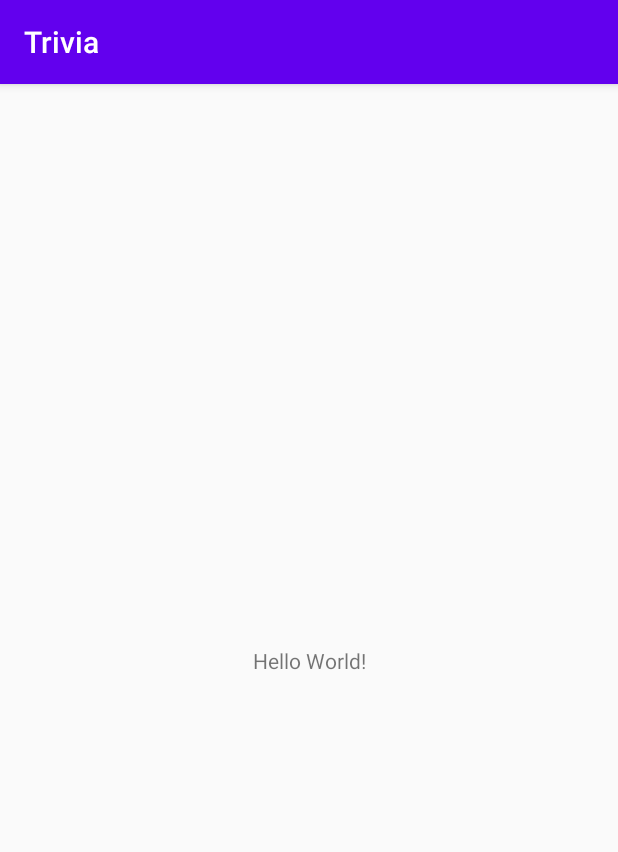
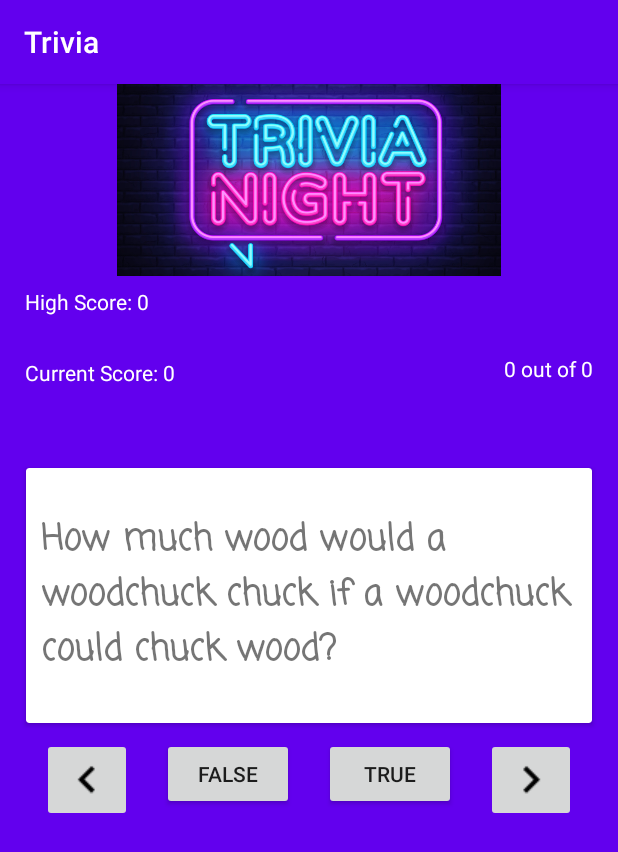
Before and after one commit to RemiJonathan/Trivia, an Android app: the screen it shows after launch (MainActivity), on a phone screen of 412 x 824 dp. Shown: the top 852 px of the screen. Run offline under Robolectric (Android 15) with nearby library versions, the phone set to English and light mode, and no system bars; our stand-ins replace Volley; network calls fail.

Commit message:
Completed UI

```diff
--- a/app/build.gradle
+++ b/app/build.gradle
@@ -27,4 +27,5 @@ dependencies {
     androidTestImplementation 'androidx.test.ext:junit:1.1.1'
     androidTestImplementation 'androidx.test.espresso:espresso-core:3.2.0'
     implementation 'com.android.volley:volley:1.1.1'
+    implementation 'androidx.cardview:cardview:1.0.0'
 }
--- a/app/src/main/res/layout/activity_main.xml
+++ b/app/src/main/res/layout/activity_main.xml
@@ -4,15 +4,136 @@
     xmlns:tools="http://schemas.android.com/tools"
     android:layout_width="match_parent"
     android:layout_height="match_parent"
+    android:background="@color/colorPrimary"
     tools:context=".MainActivity">
 
-    <TextView
+    <androidx.constraintlayout.widget.Guideline
+        android:id="@+id/top_guideline"
         android:layout_width="wrap_content"
         android:layout_height="wrap_content"
-        android:text="Hello World!"
+        android:orientation="horizontal"
+        app:layout_constraintGuide_percent="0.1" />
+
+    <androidx.constraintlayout.widget.Guideline
+        android:id="@+id/left_guideline"
+        android:layout_width="wrap_content"
+        android:layout_height="wrap_content"
+        android:orientation="vertical"
+        app:layout_constraintGuide_percent="0.04" />
+
+    <androidx.constraintlayout.widget.Guideline
+        android:id="@+id/right_guideline"
+        android:layout_width="wrap_content"
+        android:layout_height="wrap_content"
+        android:orientation="vertical"
+        app:layout_constraintGuide_percent="0.96" />
+
+    <ImageView
+        android:id="@+id/app_logo_view"
+        android:layout_width="match_parent"
+        android:layout_height="128dp"
+        android:contentDescription="@string/trivia_logo"
+        android:scaleType="fitCenter"
+        app:layout_constraintEnd_toEndOf="parent"
+        app:layout_constraintHorizontal_bias="0.0"
+        app:layout_constraintStart_toStartOf="parent"
+        app:layout_constraintTop_toTopOf="parent"
+        app:srcCompat="@drawable/trivia" />
+
+    <TextView
+        android:id="@+id/high_score"
+        android:layout_width="wrap_content"
+        android:layout_height="wrap_content"
+        android:layout_marginTop="7dp"
+        android:text="@string/high_score"
+        android:textColor="@android:color/white"
+        app:layout_constraintStart_toStartOf="@+id/left_guideline"
+        app:layout_constraintTop_toBottomOf="@+id/app_logo_view" />
+
+
+    <TextView
+        android:id="@+id/current_score"
+        android:layout_width="wrap_content"
+        android:layout_height="wrap_content"
+        android:layout_marginTop="28dp"
+        android:text="@string/current_score"
+        android:textColor="@android:color/white"
+        app:layout_constraintStart_toStartOf="@+id/left_guideline"
+        app:layout_constraintTop_toBottomOf="@+id/high_score" />
+
+    <TextView
+        android:id="@+id/completed_index"
+        android:layout_width="wrap_content"
+        android:layout_height="wrap_content"
+        android:layout_marginTop="52dp"
+        android:text="@string/x_out_of_y"
+        android:textColor="@android:color/white"
+        app:layout_constraintEnd_toStartOf="@+id/right_guideline"
+        app:layout_constraintHorizontal_bias="1.0"
+        app:layout_constraintStart_toEndOf="@+id/current_score"
+        app:layout_constraintTop_toBottomOf="@+id/app_logo_view" />
+
+    <androidx.cardview.widget.CardView
+        android:id="@+id/question_card"
+        android:layout_width="377dp"
+        android:layout_height="170dp"
+        android:layout_marginTop="128dp"
+        app:layout_constraintEnd_toStartOf="@+id/right_guideline"
+        app:layout_constraintStart_toStartOf="@+id/left_guideline"
+        app:layout_constraintTop_toBottomOf="@+id/app_logo_view">
+
+        <TextView
+            android:id="@+id/question_text"
+            android:layout_width="match_parent"
+            android:layout_height="match_parent"
+            android:fontFamily="casual"
+            android:gravity="center_vertical"
+            android:paddingLeft="10dp"
+            android:paddingRight="10dp"
+            android:text="@string/question_placeholder"
+            android:textSize="24sp"
+            android:textStyle="bold" />
+    </androidx.cardview.widget.CardView>
+
+    <LinearLayout
+        android:layout_width="match_parent"
+        android:layout_height="0dp"
+        android:gravity="center_horizontal"
+        android:orientation="horizontal"
         app:layout_constraintBottom_toBottomOf="parent"
-        app:layout_constraintLeft_toLeftOf="parent"
-        app:layout_constraintRight_toRightOf="parent"
-        app:layout_constraintTop_toTopOf="parent" />
+        app:layout_constraintEnd_toEndOf="parent"
+        app:layout_constraintHorizontal_bias="0.0"
+        app:layout_constraintStart_toStartOf="parent"
+        app:layout_constraintTop_toBottomOf="@+id/question_card"
+        app:layout_constraintVertical_bias="0.0">
+
+        <androidx.appcompat.widget.AppCompatImageButton
+            android:id="@+id/back_button"
+            android:layout_width="wrap_content"
+            android:layout_height="wrap_content"
+            android:layout_margin="10dp"
+            android:src="@drawable/baseline_keyboard_arrow_left_black_18dp" />
+
+        <androidx.appcompat.widget.AppCompatButton
+            android:id="@+id/false_button"
+            android:layout_width="wrap_content"
+            android:layout_height="wrap_content"
+            android:layout_margin="10dp"
+            android:text="@string/false_value" />
+
+        <androidx.appcompat.widget.AppCompatButton
+            android:id="@+id/true_button"
+            android:layout_width="wrap_content"
+            android:layout_height="wrap_content"
+            android:layout_margin="10dp"
+            android:text="@string/true_value" />
+
+        <androidx.appcompat.widget.AppCompatImageButton
+            android:id="@+id/next_button"
+            android:layout_width="wrap_content"
+            android:layout_height="wrap_content"
+            android:layout_margin="10dp"
+            android:src="@drawable/baseline_keyboard_arrow_right_black_18dp" />
+    </LinearLayout>
 
 </androidx.constraintlayout.widget.ConstraintLayout>
--- a/app/src/main/res/values/strings.xml
+++ b/app/src/main/res/values/strings.xml
@@ -1,3 +1,10 @@
 <resources>
     <string name="app_name">Trivia</string>
+    <string name="trivia_logo">Trivia Application Logo</string>
+    <string name="high_score">High Score: 0</string>
+    <string name="current_score">Current Score: 0</string>
+    <string name="x_out_of_y">0 out of 0</string>
+    <string name="question_placeholder">How much wood would a woodchuck chuck if a woodchuck could chuck wood?</string>
+    <string name="false_value">False</string>
+    <string name="true_value">True</string>
 </resources>
```
Also changed, not shown: app/src/main/res/drawable-v24/baseline_keyboard_arrow_left_black_18dp.png (added), app/src/main/res/drawable-v24/baseline_keyboard_arrow_right_black_18dp.png (added), app/src/main/res/drawable-v24/trivia.png (added).
